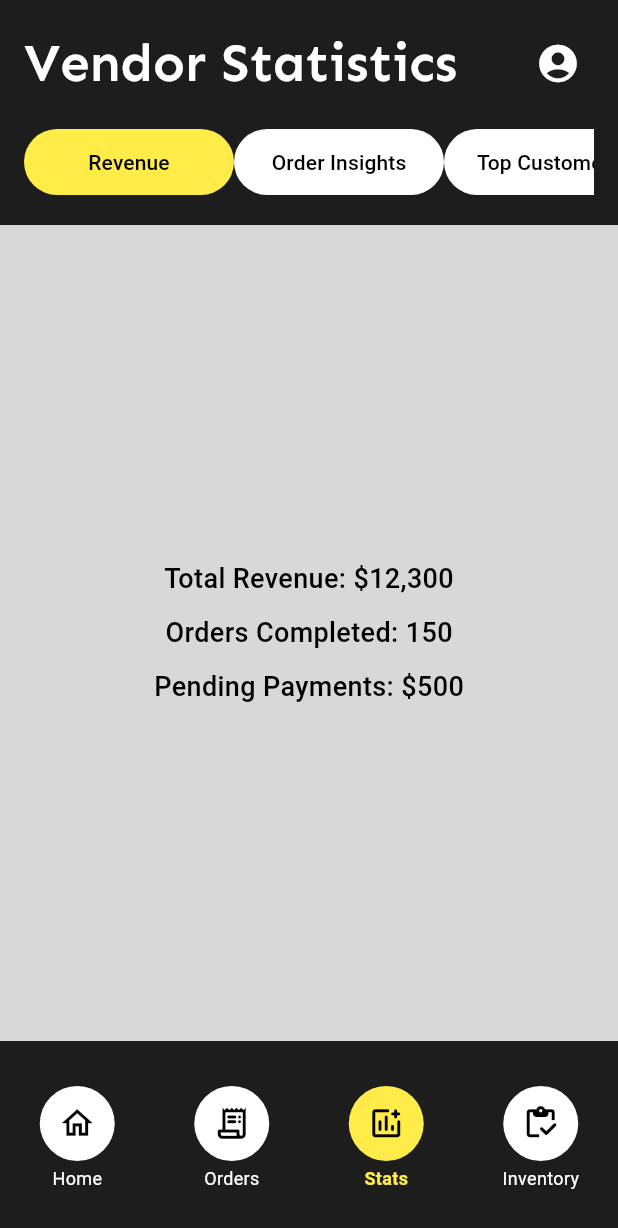
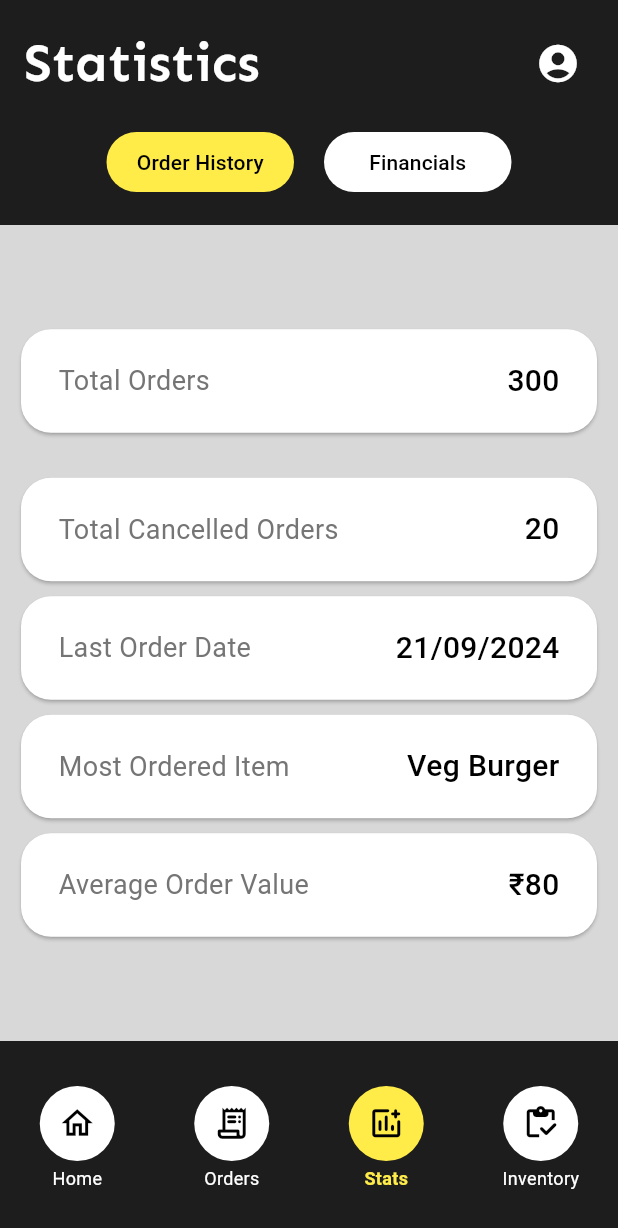
Before and after one commit to gitboytushar/Flutter_OrderManagementApp, a Flutter app: the StatisticsPage screen opened by its route, on a phone screen of 412 x 824 dp. Shown: the top 1228 px of the screen. Run offline on Flutter 3.47's test engine with Material 3 defaults, Android fonts, the phone set to English and light mode, and no system bars; our stand-ins replace flutter_spinkit.

Commit message:
Add new pages and their content respective to bottom navbar buttons, Some Design Fixes

```diff
--- a/lib/main.dart
+++ b/lib/main.dart
@@ -4,6 +4,7 @@ import 'package:kyu_q/pages/home_page.dart';
 import 'package:kyu_q/pages/orders_page.dart';
 import 'package:kyu_q/pages/settings_page.dart';
 import 'package:kyu_q/pages/statistics_page.dart';
+import 'package:kyu_q/pages/inventory_page.dart';
 
 void main() {
   runApp(MaterialApp(
@@ -14,6 +15,7 @@ void main() {
       '/orders_page': (context) => const OrderPage(),
       '/settings_page': (context) => SettingsPage(),
       '/statistics_page': (context) => StatisticsPage(),
+      '/inventory_page': (context) => InventoryPage(),
     },
   ));
 }
--- a/lib/pages/statistics_page.dart
+++ b/lib/pages/statistics_page.dart
@@ -11,10 +11,9 @@ class StatisticsPage extends StatefulWidget {
 class _StatisticsPageState extends State<StatisticsPage> with SingleTickerProviderStateMixin {
   late TabController _tabController;
   int _activeTabIndex = 0;
-  int _selectedBottomIndex = 2; // Set default active index for statistics page
+  int _selectedBottomIndex = 2;
 
-  // Tabs data for statistics
-  final List<String> tabs = ['Revenue', 'Order Insights', 'Top Customers', 'Order History'];
+  final List<String> tabs = ['Order History', 'Financials'];
 
   void _onBottomNavTap(int index) {
     if (index != _selectedBottomIndex) {
@@ -26,7 +25,7 @@ class _StatisticsPageState extends State<StatisticsPage> with SingleTickerProvid
         } else if (index == 1) {
           Navigator.pushNamed(context, '/orders_page');
         } else if (index == 2) {
-          // Already on statistics page, no need to navigate
+          // current page
         } else if (index == 3) {
           Navigator.pushNamed(context, '/inventory_page');
         }
@@ -67,7 +66,7 @@ class _StatisticsPageState extends State<StatisticsPage> with SingleTickerProvid
                   mainAxisAlignment: MainAxisAlignment.spaceBetween,
                   children: [
                     const Text(
-                      'Vendor Statistics',
+                      'Statistics',
                       style: TextStyle(
                         fontFamily: 'Sen',
                         fontWeight: FontWeight.w600,
@@ -87,8 +86,9 @@ class _StatisticsPageState extends State<StatisticsPage> with SingleTickerProvid
                     ),
                   ],
                 ),
+
                 const SizedBox(height: 18.0),
-                // Slide to reveal the tabs when screen size is less
+
                 SingleChildScrollView(
                   scrollDirection: Axis.horizontal,
                   child: Row(
@@ -106,20 +106,18 @@ class _StatisticsPageState extends State<StatisticsPage> with SingleTickerProvid
           elevation: 0.0,
         ),
       ),
-      // TabBar content
+
+      // appbar tabs
       body: TabBarView(
         controller: _tabController,
         children: [
-          // Revenue Tab
-          _buildRevenueTab(),
-          // Order Insights Tab
-          _buildOrderInsightsTab(),
-          // Top Customers Tab
-          _buildTopCustomersTab(),
           // Order History Tab
           _buildOrderHistoryTab(),
+          // Financial Stats Tab
+          _buildFinancialStatsTab(),
         ],
       ),
+
       // Bottom NavBar
       bottomNavigationBar: BottomNavBar(
         selectedIndex: _selectedBottomIndex,
@@ -128,10 +126,12 @@ class _StatisticsPageState extends State<StatisticsPage> with SingleTickerProvid
     );
   }
 
-  // Tab buttons for the appbar
+  // ---------- Custom Widgets -------------
+
   Widget _buildTabButton(String label, int index) {
     return Container(
-      width: 140.0,
+      margin: EdgeInsets.symmetric(vertical: 0.0, horizontal: 10.0),
+      width: 125.0,
       child: TextButton(
         onPressed: () {
           setState(() {
@@ -149,7 +149,7 @@ class _StatisticsPageState extends State<StatisticsPage> with SingleTickerProvid
           ),
         ),
         child: Padding(
-          padding: const EdgeInsets.symmetric(horizontal: 8.0, vertical: 4.0),
+          padding: const EdgeInsets.symmetric(horizontal: 1.0, vertical: 1.0),
           child: Text(
             label,
             style: TextStyle(
@@ -164,76 +164,93 @@ class _StatisticsPageState extends State<StatisticsPage> with SingleTickerProvid
     );
   }
 
-  // Revenue Tab Content
-  Widget _buildRevenueTab() {
+  // Financials Tab
+  Widget _buildFinancialStatsTab() {
     return Center(
+      child: Padding(
+        padding: const EdgeInsets.fromLTRB(0.0, 5.0, 0.0, 5.0),
         child: Column(
           mainAxisAlignment: MainAxisAlignment.center,
+          crossAxisAlignment: CrossAxisAlignment.stretch,
           children: [
-          Text('Total Revenue: \$12,300', style: _statsTextStyle()),
+            _buildStatsCard('Net Profit', '₹9,000'),
+            SizedBox(height: 30.0),
+            _buildStatsCard('Orders Completed', '150'),
             SizedBox(height: 10.0),
-          Text('Orders Completed: 150', style: _statsTextStyle()),
+            _buildStatsCard('Pending Payments', '₹500'),
             SizedBox(height: 10.0),
-          Text('Pending Payments: \$500', style: _statsTextStyle()),
+            _buildStatsCard('Refunds Issued', '₹300'),
+            SizedBox(height: 10.0),
+            _buildStatsCard('Total Revenue', '₹12,300'),
           ],
+        ),
       ),
     );
   }
 
-  // Order Insights Tab Content
-  Widget _buildOrderInsightsTab() {
+  // Order History Tab
+  Widget _buildOrderHistoryTab() {
     return Center(
+      child: Padding(
+        padding: const EdgeInsets.fromLTRB(0.0, 5.0, 0.0, 5.0),
         child: Column(
-        mainAxisAlignment: MainAxisAlignment.center,
+          mainAxisAlignment: MainAxisAlignment.center, // Center the cards vertically
+          crossAxisAlignment: CrossAxisAlignment.stretch, // Cards will take up the full width
           children: [
-          Text('Average Order Value: \$82', style: _statsTextStyle()),
+            _buildStatsCard('Total Orders', '300'),
+            SizedBox(height: 30.0),
+            _buildStatsCard('Total Cancelled Orders', '20'),
             SizedBox(height: 10.0),
-          Text('Peak Order Time: 6:00 PM - 9:00 PM', style: _statsTextStyle()),
+            _buildStatsCard('Last Order Date', '21/09/2024'),
             SizedBox(height: 10.0),
-          Text('Most Ordered Item: Pizza (x40)', style: _statsTextStyle()),
+            _buildStatsCard('Most Ordered Item', 'Veg Burger'),
+            SizedBox(height: 10.0),
+            _buildStatsCard('Average Order Value', '₹80'),
           ],
+        ),
       ),
     );
   }
 
-  // Top Customers Tab Content
-  Widget _buildTopCustomersTab() {
-    return Center(
-      child: Column(
-        mainAxisAlignment: MainAxisAlignment.center,
+  // statistics cards
+  Widget _buildStatsCard(String title, String value) {
+    return Card(
+      margin: const EdgeInsets.fromLTRB(14.0, 0.0, 14.0, 0.0),
+      shape: RoundedRectangleBorder(borderRadius: BorderRadius.circular(20.0)),
+      color: Colors.white,
+      child: ClipRRect(
+        borderRadius: BorderRadius.circular(20.0),
+        child: Padding(
+          padding: const EdgeInsets.symmetric(vertical: 20.0, horizontal: 25.0),
+          child: Row(
+            mainAxisAlignment: MainAxisAlignment.spaceBetween,
+            crossAxisAlignment: CrossAxisAlignment.center,
             children: [
-          Text('Top Customer: John Doe - 20 orders', style: _statsTextStyle()),
-          SizedBox(height: 10.0),
-          Text('Total Spent: \$2,000', style: _statsTextStyle()),
-          SizedBox(height: 10.0),
-          Text('Repeat Customers: 35%', style: _statsTextStyle()),
+              Text(
+                title,
+                textAlign: TextAlign.center,
+                style: TextStyle(
+                  fontSize: 18,
+                  fontFamily: 'Roboto',
+                  fontWeight: FontWeight.w400,
+                  color: Colors.grey[600],
+                ),
+              ),
+              const SizedBox(height: 10.0),
+              Text(
+                value,
+                textAlign: TextAlign.center, // Center value
+                style: TextStyle(
+                  fontSize: 20,
+                  fontFamily: 'Roboto',
+                  fontWeight: FontWeight.w500,
+                  color: Colors.black,
+                ),
+              ),
             ],
+          ),
+        ),
       ),
     );
   }
-
-  // Order History Tab Content
-  Widget _buildOrderHistoryTab() {
-    return Center(
-      child: Column(
-        mainAxisAlignment: MainAxisAlignment.center,
-        children: [
-          Text('Total Orders: 200', style: _statsTextStyle()),
-          SizedBox(height: 10.0),
-          Text('Last Order Date: 21st Sept 2024', style: _statsTextStyle()),
-          SizedBox(height: 10.0),
-          Text('Total Revenue from Orders: \$10,000', style: _statsTextStyle()),
-        ],
-      ),
-    );
 }
-
-  // Helper Text Style
-  TextStyle _statsTextStyle() {
-    return const TextStyle(
-      fontSize: 18,
-      fontWeight: FontWeight.w500,
-      color: Colors.black,
-    );
-  }
-}
```
Also changed, not shown: lib/pages/inventory_page.dart (added, +313 -0 lines), lib/pages/orders_page.dart (+6 -10 lines), lib/widgets/order_card.dart (+7 -7 lines). Lines whose indentation alone changed are shown as unchanged.
